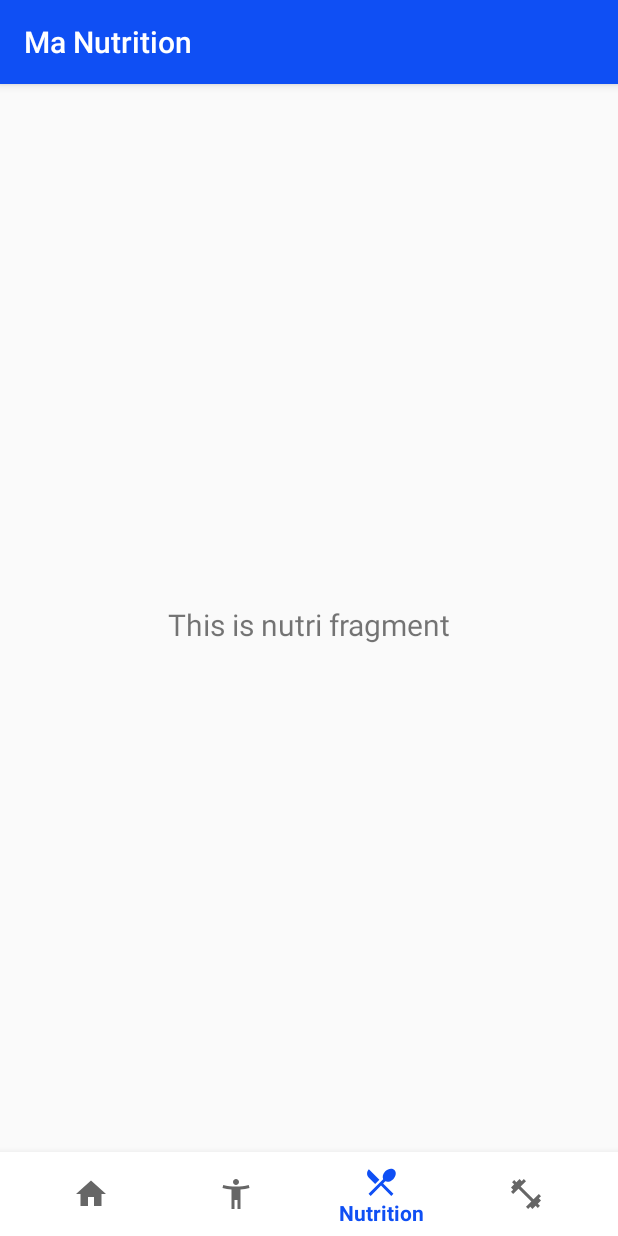
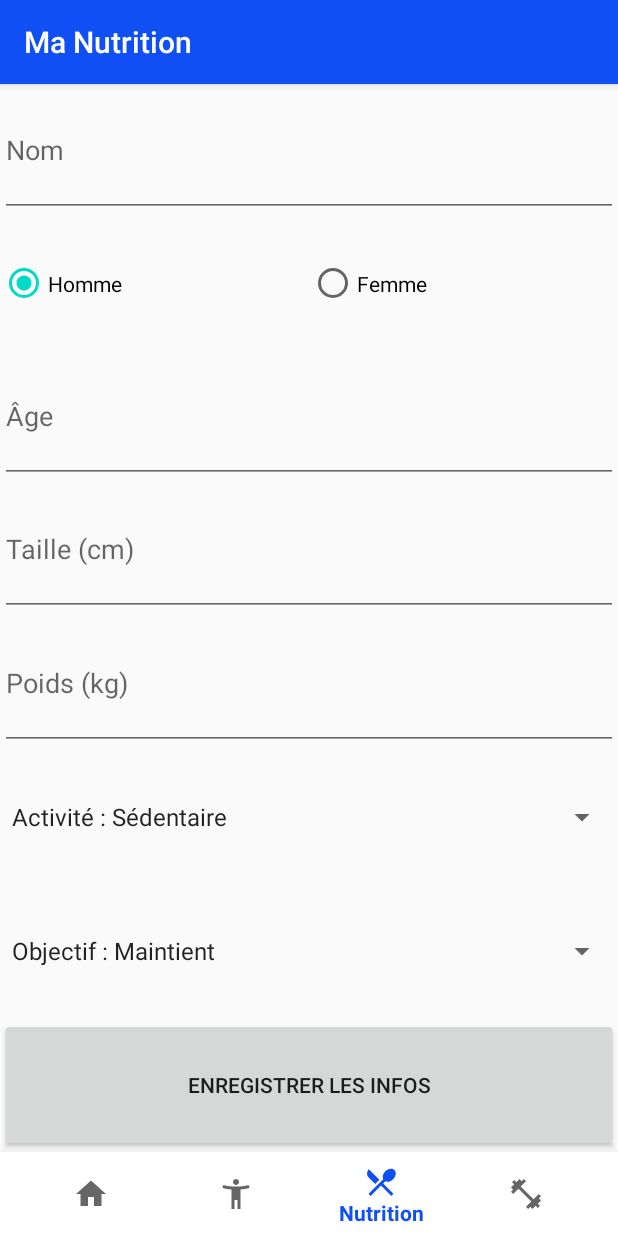
Before and after one commit to adenlexar/V4, an Android app: the NutriFragment screen opened through its navigation route, on a phone screen of 412 x 824 dp. Run offline under Robolectric (Android 15) with nearby library versions, the phone set to English and light mode, and no system bars; our stand-ins replace navigation-ui.

Commit message:
Premiers ajouts fragment nutri

```diff
--- a/app/src/main/java/fr/adenlexar/v4/ui/infos/InfoFragment.java
+++ b/app/src/main/java/fr/adenlexar/v4/ui/infos/InfoFragment.java
@@ -22,7 +22,7 @@ import fr.adenlexar.v4.R;
 import fr.adenlexar.v4.controleur.Controle;
 import fr.adenlexar.v4.modele.Profil;
 import fr.adenlexar.v4.ui.home.HomeFragment;
-import fr.adenlexar.v4.ui.home.HomeViewModel;
+
 
 public class InfoFragment extends Fragment {
 
@@ -34,14 +34,12 @@ public class InfoFragment extends Fragment {
     private EditText txtPoids;
     private Spinner spiAct;
     private Spinner spiObj;
-    private InfoViewModel infoViewModel;
     private MainActivity mainActivity;
 
     public View onCreateView(@NonNull LayoutInflater inflater,
                              ViewGroup container, Bundle savedInstanceState) {
 
-        infoViewModel =
-                ViewModelProviders.of(this).get(InfoViewModel.class); //la classe infoView
+
         View root = inflater.inflate(R.layout.fragment_info, container, false);
 
         mainActivity = (MainActivity) getActivity();
--- a/app/src/main/java/fr/adenlexar/v4/ui/nutrition/NutriFragment.java
+++ b/app/src/main/java/fr/adenlexar/v4/ui/nutrition/NutriFragment.java
@@ -4,6 +4,10 @@ import android.os.Bundle;
 import android.view.LayoutInflater;
 import android.view.View;
 import android.view.ViewGroup;
+import android.widget.Button;
+import android.widget.EditText;
+import android.widget.RadioButton;
+import android.widget.Spinner;
 import android.widget.TextView;
 
 import androidx.annotation.NonNull;
@@ -12,24 +16,40 @@ import androidx.fragment.app.Fragment;
 import androidx.lifecycle.Observer;
 import androidx.lifecycle.ViewModelProviders;
 
+import java.util.ArrayList;
+
+import fr.adenlexar.v4.MainActivity;
 import fr.adenlexar.v4.R;
+import fr.adenlexar.v4.modele.Aliment;
+import fr.adenlexar.v4.modele.Nutrition;
+
+
+
 
 public class NutriFragment extends Fragment {
 
-    private NutriViewModel nutriViewModel;
+    private MainActivity mainActivity;
+    private ArrayList<Aliment> liste;
+    private EditText poidsG;
+    private Aliment currentAliment;
 
+    //onclick
+    //liste.add(currentAliment);
+    //currentAliment = Null;
+
+
+    private void ecouteBoutons(View v){
+    }
     public View onCreateView(@NonNull LayoutInflater inflater,
                              ViewGroup container, Bundle savedInstanceState) {
-        nutriViewModel =
-                ViewModelProviders.of(this).get(NutriViewModel.class);
-        View root = inflater.inflate(R.layout.fragment_nutri, container, false);
-        final TextView textView = root.findViewById(R.id.text_nutri);
-        nutriViewModel.getText().observe(getViewLifecycleOwner(), new Observer<String>() {
-            @Override
-            public void onChanged(@Nullable String s) {
-                textView.setText(s);
-            }
-        });
+
+
+        View root = inflater.inflate(R.layout.fragment_info, container, false);
+
+        mainActivity = (MainActivity) getActivity();
+
+        this.poidsG = (EditText) root.findViewById(R.id.Poids); //récupération de l'objet graphique à l'aide de l'id
+        ecouteBoutons(root);
         return root;
     }
 }
--- a/app/src/main/java/fr/adenlexar/v4/ui/nutrition/NutriViewModel.java
+++ /dev/null
@@ -1,19 +0,0 @@
-package fr.adenlexar.v4.ui.nutrition;
-
-import androidx.lifecycle.LiveData;
-import androidx.lifecycle.MutableLiveData;
-import androidx.lifecycle.ViewModel;
-
-public class NutriViewModel extends ViewModel {
-
-    private MutableLiveData<String> mText;
-
-    public NutriViewModel() {
-        mText = new MutableLiveData<>();
-        mText.setValue("This is nutri fragment");
-    }
-
-    public LiveData<String> getText() {
-        return mText;
-    }
-}
```
Also changed, not shown: app/src/main/java/fr/adenlexar/v4/modele/Aliment.java (added, +64 -0 lines), app/src/main/java/fr/adenlexar/v4/modele/Nutrition.java (added, +50 -0 lines), app/src/main/java/fr/adenlexar/v4/modele/Profil.java (+6 -10 lines), app/src/main/java/fr/adenlexar/v4/ui/home/HomeFragment.java (+4 -19 lines), app/src/main/res/layout/fragment_nutri.xml (+61 -8 lines).
